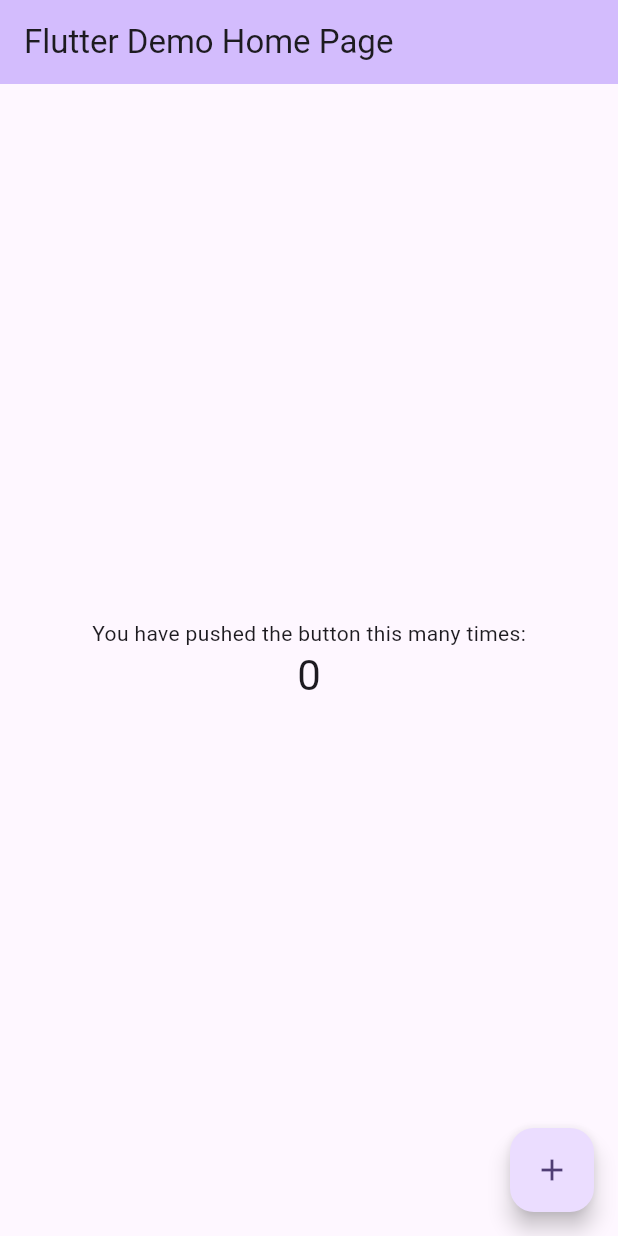
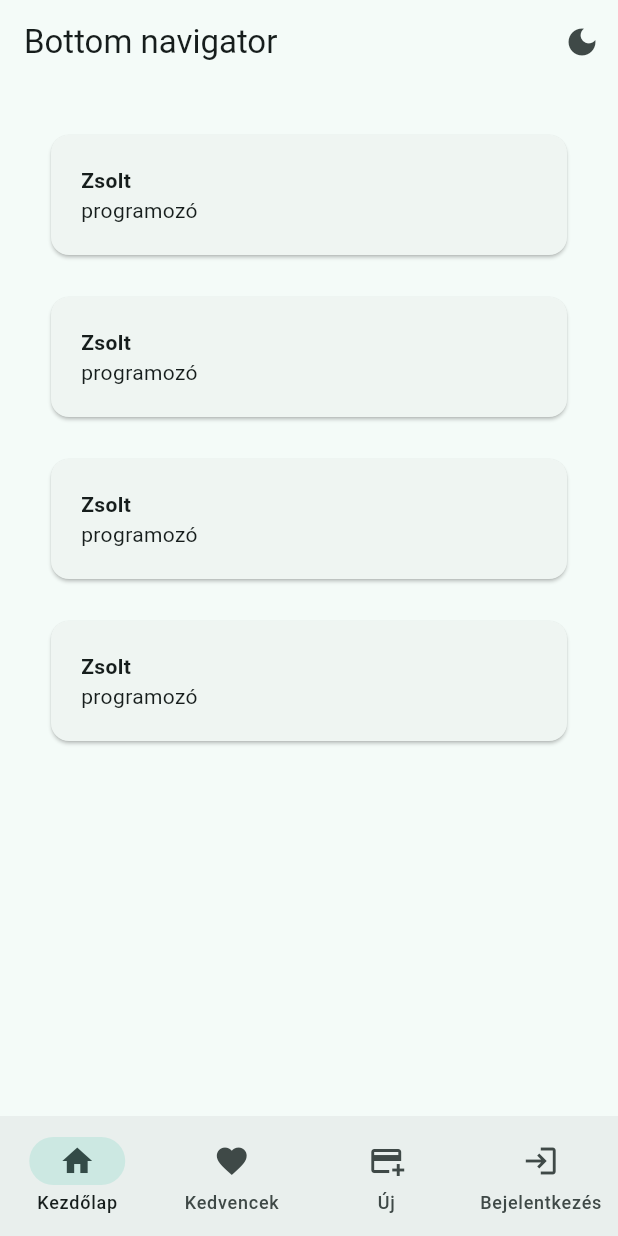
Before and after one commit to codeandpipesmoke/flutter_searcher_app, a Flutter app: the screen it shows after launch, on a phone screen of 412 x 824 dp. Run offline on Flutter 3.47's test engine with Material 3 defaults, Android fonts, the phone set to English and light mode, and no system bars; our stand-ins replace shared_preferences.

Commit message:
First commit

```diff
--- /dev/null
+++ b/lib/data/constants.dart
@@ -0,0 +1,5 @@
+//import 'package:flutter/material.dart';
+
+class KConstants {
+  static const String isDarkMode = 'isDarkMode';
+}
--- /dev/null
+++ b/lib/data/notifiers.dart
@@ -0,0 +1,7 @@
+// ValueNotifier
+// ValueListenerBuilder: listen to the data (dont need the set state)
+
+import 'package:flutter/material.dart';
+
+ValueNotifier<int> selectedPageNotifier = ValueNotifier(0);
+ValueNotifier<bool> isDarkModeNotifier = ValueNotifier(true);
--- a/lib/main.dart
+++ b/lib/main.dart
@@ -1,122 +1,49 @@
+import 'package:bottom_tab_bar/data/constants.dart';
+import 'package:bottom_tab_bar/data/notifiers.dart';
 import 'package:flutter/material.dart';
+import 'package:bottom_tab_bar/views/widget_tree.dart';
+import 'package:shared_preferences/shared_preferences.dart';
 
 void main() {
   runApp(const MyApp());
 }
 
-class MyApp extends StatelessWidget {
+class MyApp extends StatefulWidget {
   const MyApp({super.key});
 
-  // This widget is the root of your application.
   @override
-  Widget build(BuildContext context) {
-    return MaterialApp(
-      title: 'Flutter Demo',
-      theme: ThemeData(
-        // This is the theme of your application.
-        //
-        // TRY THIS: Try running your application with "flutter run". You'll see
-        // the application has a purple toolbar. Then, without quitting the app,
-        // try changing the seedColor in the colorScheme below to Colors.green
-        // and then invoke "hot reload" (save your changes or press the "hot
-        // reload" button in a Flutter-supported IDE, or press "r" if you used
-        // the command line to start the app).
-        //
-        // Notice that the counter didn't reset back to zero; the application
-        // state is not lost during the reload. To reset the state, use hot
-        // restart instead.
-        //
-        // This works for code too, not just values: Most code changes can be
-        // tested with just a hot reload.
-        colorScheme: .fromSeed(seedColor: Colors.deepPurple),
-      ),
-      home: const MyHomePage(title: 'Flutter Demo Home Page'),
-    );
-  }
+  State<MyApp> createState() => _MyAppState();
 }
 
-class MyHomePage extends StatefulWidget {
-  const MyHomePage({super.key, required this.title});
+class _MyAppState extends State<MyApp> {
+  @override
+  void initState() {
+    initThemeMode();
+    super.initState();
+  }
 
-  // This widget is the home page of your application. It is stateful, meaning
-  // that it has a State object (defined below) that contains fields that affect
-  // how it looks.
-
-  // This class is the configuration for the state. It holds the values (in this
-  // case the title) provided by the parent (in this case the App widget) and
-  // used by the build method of the State. Fields in a Widget subclass are
-  // always marked "final".
-
-  final String title;
-
-  @override
-  State<MyHomePage> createState() => _MyHomePageState();
-}
-
-class _MyHomePageState extends State<MyHomePage> {
-  int _counter = 0;
-
-  void _incrementCounter() {
-    setState(() {
-      // This call to setState tells the Flutter framework that something has
-      // changed in this State, which causes it to rerun the build method below
-      // so that the display can reflect the updated values. If we changed
-      // _counter without calling setState(), then the build method would not be
-      // called again, and so nothing would appear to happen.
-      _counter++;
-    });
+  void initThemeMode() async {
+    final SharedPreferences prefs = await SharedPreferences.getInstance();
+    final bool? repeat = prefs.getBool(KConstants.isDarkMode);
+    isDarkModeNotifier.value = repeat ?? false;
   }
 
   @override
   Widget build(BuildContext context) {
-    // This method is rerun every time setState is called, for instance as done
-    // by the _incrementCounter method above.
-    //
-    // The Flutter framework has been optimized to make rerunning build methods
-    // fast, so that you can just rebuild anything that needs updating rather
-    // than having to individually change instances of widgets.
-    return Scaffold(
-      appBar: AppBar(
-        // TRY THIS: Try changing the color here to a specific color (to
-        // Colors.amber, perhaps?) and trigger a hot reload to see the AppBar
-        // change color while the other colors stay the same.
-        backgroundColor: Theme.of(context).colorScheme.inversePrimary,
-        // Here we take the value from the MyHomePage object that was created by
-        // the App.build method, and use it to set our appbar title.
-        title: Text(widget.title),
-      ),
-      body: Center(
-        // Center is a layout widget. It takes a single child and positions it
-        // in the middle of the parent.
-        child: Column(
-          // Column is also a layout widget. It takes a list of children and
-          // arranges them vertically. By default, it sizes itself to fit its
-          // children horizontally, and tries to be as tall as its parent.
-          //
-          // Column has various properties to control how it sizes itself and
-          // how it positions its children. Here we use mainAxisAlignment to
-          // center the children vertically; the main axis here is the vertical
-          // axis because Columns are vertical (the cross axis would be
-          // horizontal).
-          //
-          // TRY THIS: Invoke "debug painting" (choose the "Toggle Debug Paint"
-          // action in the IDE, or press "p" in the console), to see the
-          // wireframe for each widget.
-          mainAxisAlignment: .center,
-          children: [
-            const Text('You have pushed the button this many times:'),
-            Text(
-              '$_counter',
-              style: Theme.of(context).textTheme.headlineMedium,
+    return ValueListenableBuilder(
+      valueListenable: isDarkModeNotifier,
+      builder: (context, isDarkMode, child) {
+        return MaterialApp(
+          debugShowCheckedModeBanner: true,
+          theme: ThemeData(
+            colorScheme: ColorScheme.fromSeed(
+              seedColor: Colors.teal,
+              brightness: isDarkMode ? Brightness.dark : Brightness.light,
             ),
-          ],
-        ),
-      ),
-      floatingActionButton: FloatingActionButton(
-        onPressed: _incrementCounter,
-        tooltip: 'Increment',
-        child: const Icon(Icons.add),
-      ),
+          ),
+          home: WidgetTree(),
+        );
+      },
     );
   }
 }
--- /dev/null
+++ b/lib/views/pages/home_page.dart
@@ -0,0 +1,25 @@
+import 'package:flutter/material.dart';
+
+import '../../widgets/container_widget.dart';
+
+class HomePage extends StatelessWidget {
+  const HomePage({super.key});
+
+  @override
+  Widget build(BuildContext context) {
+    return Padding(
+      padding: EdgeInsets.all(20.0),
+      child: SingleChildScrollView(
+        child: Column(
+          children: [
+            // 3:41
+            ContainerWidget(name: 'Zsolt', description: 'programozó'),
+            ContainerWidget(name: 'Zsolt', description: 'programozó'),
+            ContainerWidget(name: 'Zsolt', description: 'programozó'),
+            ContainerWidget(name: 'Zsolt', description: 'programozó'),
+          ],
+        ),
+      ),
+    );
+  }
+}
--- /dev/null
+++ b/lib/views/widget_tree.dart
@@ -0,0 +1,57 @@
+import 'package:bottom_tab_bar/data/constants.dart';
+import 'package:bottom_tab_bar/data/notifiers.dart';
+import 'package:bottom_tab_bar/views/pages/add_page.dart';
+import 'package:bottom_tab_bar/views/pages/favorites_page.dart';
+import 'package:bottom_tab_bar/views/pages/home_page.dart';
+import 'package:bottom_tab_bar/views/pages/login_page.dart';
+import 'package:flutter/material.dart';
+import 'package:bottom_tab_bar/widgets/navbar_widget.dart';
+import 'package:shared_preferences/shared_preferences.dart';
+
+List<Widget> pages = [
+  HomePage(),
+  FavoritesPage(),
+  AddPage(),
+  LoginPage(),
+  //SettingsPage()
+];
+
+class WidgetTree extends StatelessWidget {
+  const WidgetTree({super.key});
+
+  @override
+  Widget build(BuildContext context) {
+    return Scaffold(
+      appBar: AppBar(
+        title: Text('Bottom navigator'),
+        actions: [
+          IconButton(
+            onPressed: () async {
+              isDarkModeNotifier.value = !isDarkModeNotifier.value;
+
+              final SharedPreferences prefs =
+                  await SharedPreferences.getInstance();
+              await prefs.setBool(
+                KConstants.isDarkMode,
+                isDarkModeNotifier.value,
+              );
+            },
+            icon: ValueListenableBuilder(
+              valueListenable: isDarkModeNotifier,
+              builder: (context, isDarkMode, child) {
+                return Icon(isDarkMode ? Icons.light_mode : Icons.dark_mode);
+              },
+            ),
+          ),
+        ],
+      ),
+      body: ValueListenableBuilder(
+        valueListenable: selectedPageNotifier,
+        builder: (context, value, child) {
+          return pages.elementAt(value);
+        },
+      ),
+      bottomNavigationBar: NavbarWidget(),
+    );
+  }
+}
--- /dev/null
+++ b/lib/widgets/container_widget.dart
@@ -0,0 +1,32 @@
+import 'package:flutter/material.dart';
+
+class ContainerWidget extends StatelessWidget {
+  const ContainerWidget({
+    super.key,
+    required this.name,
+    required this.description,
+  });
+
+  final String name;
+  final String description;
+
+  @override
+  Widget build(BuildContext context) {
+    return Container(
+      width: double.infinity,
+      padding: EdgeInsets.all(10.0),
+      child: Card(
+        child: Padding(
+          padding: EdgeInsets.all(20.0),
+          child: Column(
+            crossAxisAlignment: CrossAxisAlignment.start,
+            children: [
+              Text(name, style: TextStyle(fontWeight: FontWeight.bold)),
+              Text(description),
+            ],
+          ),
+        ),
+      ),
+    );
+  }
+}
--- /dev/null
+++ b/lib/widgets/navbar_widget.dart
@@ -0,0 +1,39 @@
+import 'package:bottom_tab_bar/data/notifiers.dart';
+import 'package:flutter/material.dart';
+
+class NavbarWidget extends StatefulWidget {
+  const NavbarWidget({super.key});
+
+  @override
+  State<StatefulWidget> createState() => _NavbarWidgetState();
+}
+
+class _NavbarWidgetState extends State<NavbarWidget> {
+  @override
+  Widget build(BuildContext context) {
+    return ValueListenableBuilder(
+      valueListenable: selectedPageNotifier,
+      builder: (context, selectedPage, child) {
+        return NavigationBar(
+          destinations: [
+            NavigationDestination(icon: Icon(Icons.home), label: 'Kezdőlap'),
+            NavigationDestination(
+              icon: Icon(Icons.favorite),
+              label: 'Kedvencek',
+            ),
+            NavigationDestination(icon: Icon(Icons.add_card), label: 'Új'),
+            NavigationDestination(
+              icon: Icon(Icons.login),
+              label: 'Bejelentkezés',
+            ),
+            //NavigationDestination(icon: Icon(Icons.settings), label: 'Beálíltások'),
+          ],
+          selectedIndex: selectedPage,
+          onDestinationSelected: (int value) {
+            selectedPageNotifier.value = value;
+          },
+        );
+      },
+    );
+  }
+}
```
Also changed, not shown: lib/views/pages/add_page.dart (added, +39 -0 lines), lib/views/pages/favorites_page.dart (added, +13 -0 lines), lib/views/pages/login_page.dart (added, +128 -0 lines), lib/views/pages/settings_page.dart (added, +17 -0 lines), pubspec.yaml (+7 -6 lines), assets/backgrounds/buso.jpg (added), assets/backgrounds/buso2.jpg (added), assets/backgrounds/deak.jpg (added), assets/backgrounds/lanycsok.jpg (added).
